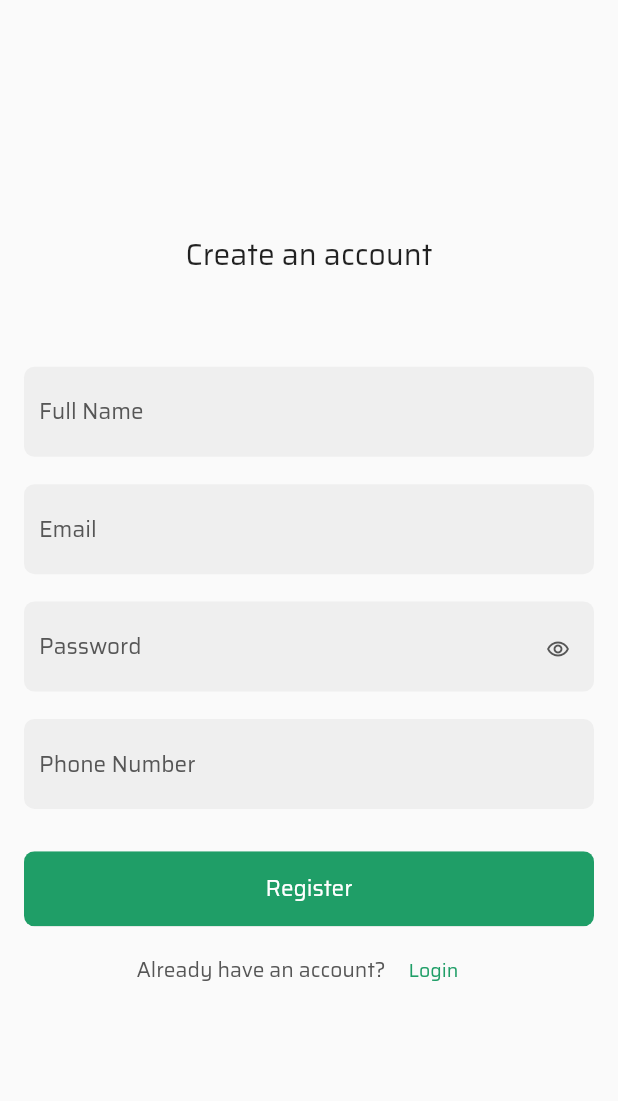
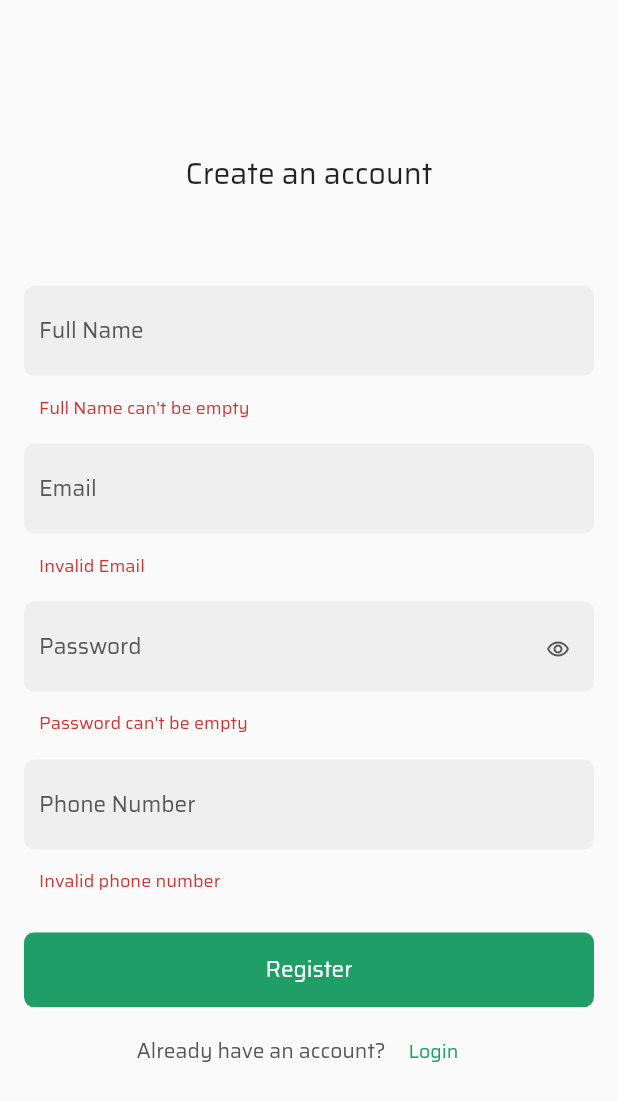
Before and after one commit to ahmadshahal/tawfeer, a Flutter app: the RegisterScreen screen opened by its route, after a tap on "Register", on a phone screen of 412 x 824 dp. Shown: the top 1101 px of the screen. Run offline on Flutter 3.47's test engine with Material 2 defaults, Android fonts, the phone set to English and light mode, and no system bars; our stand-ins replace bloc, flutter_bloc.

```diff
--- a/lib/src/ui/screens/modules/register_screen.dart
+++ b/lib/src/ui/screens/modules/register_screen.dart
@@ -1,6 +1,7 @@
 import 'package:flutter/material.dart';
 import 'package:flutter_bloc/flutter_bloc.dart';
 import 'package:tawfeer/src/business_logic/bloc/cubits/obscure_text_cubit/obscure_text_cubit.dart';
+import 'package:tawfeer/src/business_logic/utils/validation_utility.dart';
 import 'package:tawfeer/src/ui/components/my_material_button.dart';
 import 'package:tawfeer/src/ui/components/my_text_form_field.dart';
 import 'package:tawfeer/src/ui/themes/styles/colors.dart';
@@ -73,7 +74,7 @@ class RegisterScreen extends StatelessWidget {
       textInputType: TextInputType.text,
       textController: _fullNameController,
       validate: (String? value) {
-        return null;
+        return ValidationUtility.validateRegisterFullName(value ?? "");
       },
     );
   }
@@ -84,7 +85,7 @@ class RegisterScreen extends StatelessWidget {
       textInputType: TextInputType.emailAddress,
       textController: _emailController,
       validate: (String? value) {
-        return null;
+        return ValidationUtility.validateEmail(value ?? "");
       },
     );
   }
@@ -94,7 +95,7 @@ class RegisterScreen extends StatelessWidget {
       builder: (context, state) {
         return MyTextFormField(
           validate: (String? value) {
-            return null;
+            return ValidationUtility.validateRegisterPassword(value ?? "");
           },
           obscureText: state.obscureText,
           label: 'Password',
@@ -127,7 +128,7 @@ class RegisterScreen extends StatelessWidget {
       textInputType: TextInputType.phone,
       textController: _phoneNumberController,
       validate: (String? value) {
-        return null;
+        return ValidationUtility.validateRegisterPhoneNumber(value ?? "");
       },
     );
   }
```
